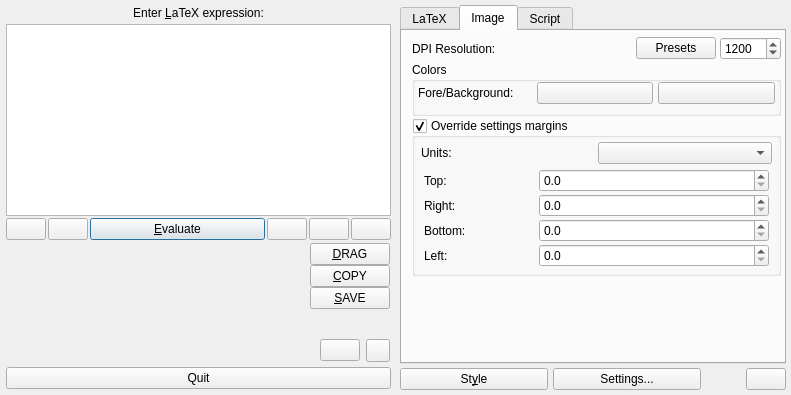
Old version of the form src/klfmainwin.ui in the repository CryFeiFei/klatexformula.
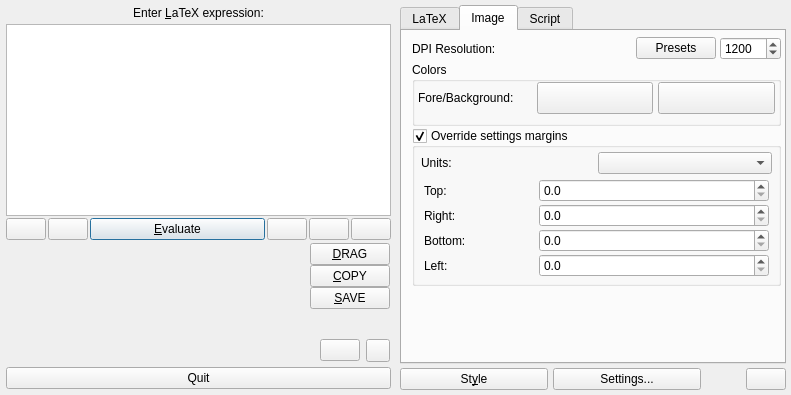
New version of the form. The open tabs and pages were chosen to show the change. Icons and pictures are not drawn. Custom widgets are drawn as their Qt base class.

Patch:
```diff
--- a/src/klfmainwin.ui
+++ b/src/klfmainwin.ui
@@ -866,8 +866,8 @@
                <widget class="KLFColorChooser" name="colFg">
                 <property name="minimumSize">
                  <size>
-                  <width>45</width>
-                  <height>0</height>
+                  <width>46</width>
+                  <height>32</height>
                  </size>
                 </property>
                 <property name="showSize">
@@ -888,8 +888,8 @@
                <widget class="KLFColorChooser" name="colBg">
                 <property name="minimumSize">
                  <size>
-                  <width>45</width>
-                  <height>0</height>
+                  <width>46</width>
+                  <height>32</height>
                  </size>
                 </property>
                 <property name="showSize">
```
Left out of the diff: 8 changed lines with no effect on the pictures.
